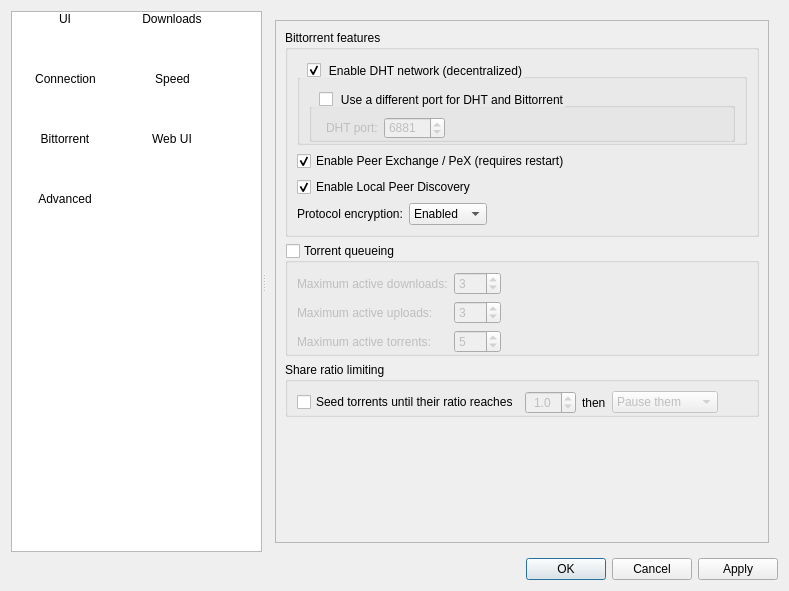
Before: the Qt Designer form src/preferences/options.ui in SysAdminDoc/qBittorrent-Vanced, drawn with Qt 5.
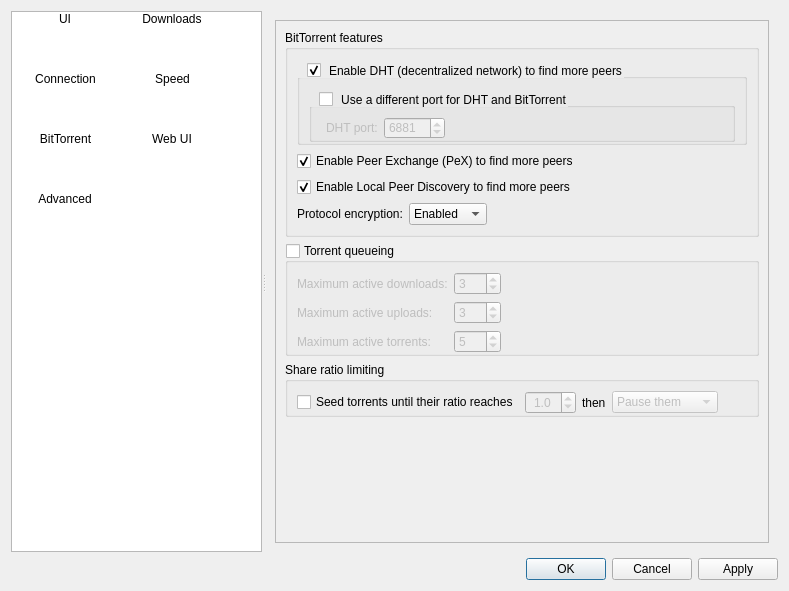
After: the same form once the commit is applied. The open tabs and pages were chosen to show the change. Icons and pictures are not drawn.

Commit message: Simplify program preferences

```diff
--- a/src/preferences/options.ui
+++ b/src/preferences/options.ui
@@ -142,7 +142,7 @@
       </item>
       <item>
        <property name="text">
-        <string>Bittorrent</string>
+        <string>BitTorrent</string>
        </property>
        <property name="textAlignment">
         <set>AlignHCenter|AlignVCenter|AlignCenter</set>
@@ -1796,7 +1796,7 @@
             <item>
              <widget class="QGroupBox" name="AddBTFeaturesBox">
               <property name="title">
-               <string>Bittorrent features</string>
+               <string>BitTorrent features</string>
               </property>
               <layout class="QVBoxLayout" name="verticalLayout_14">
                <item>
@@ -1812,7 +1812,7 @@
 }</string>
                  </property>
                  <property name="title">
-                  <string>Enable DHT network (decentralized)</string>
+                  <string>Enable DHT (decentralized network) to find more peers</string>
                  </property>
                  <property name="checkable">
                   <bool>true</bool>
@@ -1834,7 +1834,7 @@
 }</string>
                     </property>
                     <property name="title">
-                     <string>Use a different port for DHT and Bittorrent</string>
+                     <string>Use a different port for DHT and BitTorrent</string>
                     </property>
                     <property name="checkable">
                      <bool>true</bool>
@@ -1898,7 +1898,7 @@
                   <string>Exchange peers with compatible Bittorrent clients (µTorrent, Vuze, ...)</string>
                  </property>
                  <property name="text">
-                  <string>Enable Peer Exchange / PeX (requires restart)</string>
+                  <string>Enable Peer Exchange (PeX) to find more peers</string>
                  </property>
                  <property name="checked">
                   <bool>true</bool>
@@ -1911,7 +1911,7 @@
                   <string>Look for peers on your local network</string>
                  </property>
                  <property name="text">
-                  <string>Enable Local Peer Discovery</string>
+                  <string>Enable Local Peer Discovery to find more peers</string>
                  </property>
                  <property name="checked">
                   <bool>true</bool>
```
Left out of the diff: 4 changed lines with no effect on the pictures. The commit also changes 1 other file.
